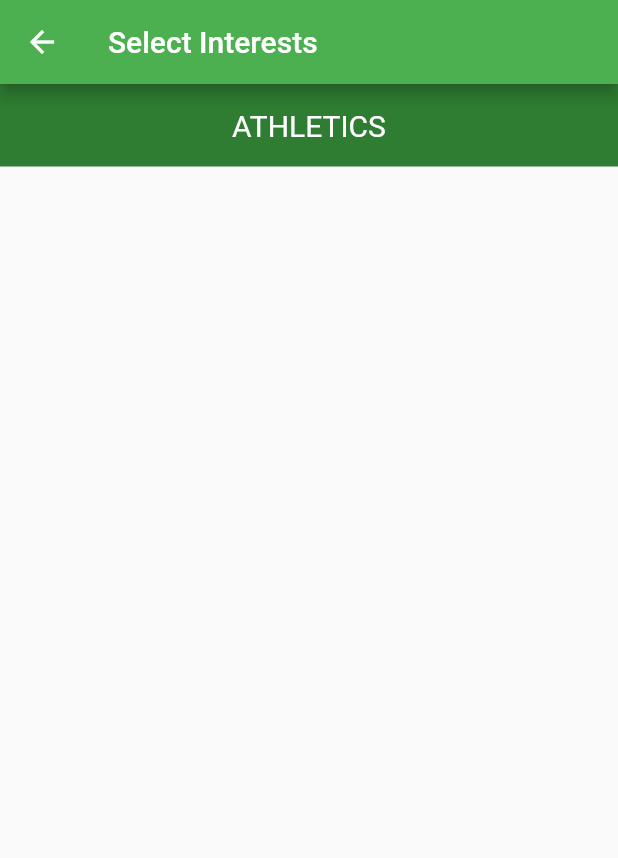
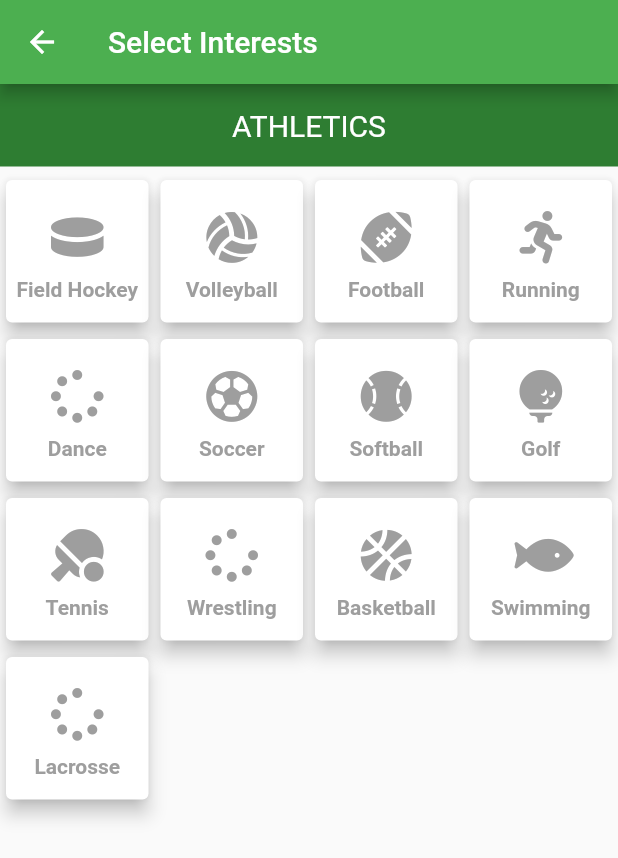
Before and after one commit to ben-rieth/LHSConnection-mobile, a Flutter app: the InterestSelectScreen screen opened directly, on a phone screen of 412 x 824 dp. Shown: the top 858 px of the screen. Run offline on Flutter 3.47's test engine with Material 2 defaults, Android fonts, the phone set to English and light mode, and no system bars; our stand-ins replace bloc, cloud_firestore, dots_indicator, equatable, firebase_auth, flutter_bloc and 2 more; missing offline and left inert: algolia, swipedetector, transformer_page_view; accounts and stored records are empty.

Commit message:
Added interest lists and starting incorporating them into the screen

```diff
--- /dev/null
+++ b/lib/models/interest_lists.dart
@@ -0,0 +1,52 @@
+import 'package:font_awesome_flutter/font_awesome_flutter.dart';
+
+import 'package:lhs_connections/models/interest.dart';
+
+
+final List<Interest> athleticInterests = [
+  Interest(name: "Field Hockey", icon: FontAwesomeIcons.hockeyPuck, selectedByCurrentUser: false),
+  Interest(name: "Volleyball", icon: FontAwesomeIcons.volleyballBall, selectedByCurrentUser: false),
+  Interest(name: "Football", icon: FontAwesomeIcons.footballBall, selectedByCurrentUser: false),
+  Interest(name: "Running", icon: FontAwesomeIcons.running, selectedByCurrentUser: false),
+  Interest(name: "Dance", icon: FontAwesomeIcons.spinner, selectedByCurrentUser: false),
+  Interest(name: "Soccer", icon: FontAwesomeIcons.futbol, selectedByCurrentUser: false),
+  Interest(name: "Softball", icon: FontAwesomeIcons.baseballBall, selectedByCurrentUser: false),
+  Interest(name: "Golf", icon: FontAwesomeIcons.golfBall, selectedByCurrentUser: false),
+  Interest(name: "Tennis", icon: FontAwesomeIcons.tableTennis, selectedByCurrentUser: false),
+  Interest(name: "Wrestling", icon: FontAwesomeIcons.spinner, selectedByCurrentUser: false),
+  Interest(name: "Basketball", icon: FontAwesomeIcons.basketballBall, selectedByCurrentUser: false),
+  Interest(name: "Swimming", icon: FontAwesomeIcons.fish, selectedByCurrentUser: false),
+  Interest(name: "Lacrosse", icon: FontAwesomeIcons.spinner, selectedByCurrentUser: false),
+];
+
+final List<Interest> businessInterests = [
+  Interest(name: "Marketing", icon: FontAwesomeIcons.ad, selectedByCurrentUser: false),
+  Interest(name: "Entrepreneurship", icon: FontAwesomeIcons.ad, selectedByCurrentUser: false),
+  Interest(name: "Accounting", icon: FontAwesomeIcons.moneyBillWave, selectedByCurrentUser: false),
+  Interest(name: "Business Law", icon: FontAwesomeIcons.gavel, selectedByCurrentUser: false),
+];
+
+final List<Interest> culturalInterests = [
+
+];
+
+
+final List<Interest> engineeringTechInterests = [
+
+];
+
+final List<Interest> fineArtInterests = [
+
+];
+
+final List<Interest> facsInterests = [
+
+];
+
+final List<Interest> languageArtInterests = [
+
+];
+
+final List<Interest> scienceMathInterests = [
+
+];
--- a/lib/widgets/custom_widgets/switch_icon_button.dart
+++ b/lib/widgets/custom_widgets/switch_icon_button.dart
@@ -43,7 +43,7 @@ class _SwitchIconButtonState extends State<SwitchIconButton> {
               padding: EdgeInsets.only(top: 20.0, bottom: 10.0),
               child: Icon(
                 widget.icon,
-                size: 40.0,
+                size: 35.0,
                 color: widget.activated ? widget.activatedColor : widget.color,
               ),
             ),
--- a/lib/widgets/settings/interest_select/interest_grid.dart
+++ b/lib/widgets/settings/interest_select/interest_grid.dart
@@ -21,7 +21,7 @@ class InterestGrid extends StatelessWidget {
               icon: interest.icon,
               title: interest.name,
               activatedColor: Theme.of(context).primaryColor,
-              color: Colors.grey[600]));
+              color: Colors.grey[500]));
     });
 
     return SliverGrid.count(
--- a/lib/widgets/settings/interest_select/interest_select_screen.dart
+++ b/lib/widgets/settings/interest_select/interest_select_screen.dart
@@ -2,6 +2,7 @@ import 'package:flutter/material.dart';
 
 import 'package:lhs_connections/widgets/settings/interest_select/interest_group_header.dart';
 import 'package:lhs_connections/widgets/settings/interest_select/interest_grid.dart';
+import 'package:lhs_connections/models/interest_lists.dart';
 
 class InterestSelectScreen extends StatefulWidget {
   State<InterestSelectScreen> createState() => _InterestSelectScreenState();
@@ -21,7 +22,7 @@ class _InterestSelectScreenState extends State<InterestSelectScreen> {
 
           InterestGroupHeader(headerText: "Athletics"),
 
-
+          InterestGrid(interestList: athleticInterests),
 
         ],
       ),
```
Also changed, not shown: lib/widgets/settings/edit_account_screen.dart (+5 -3 lines).
